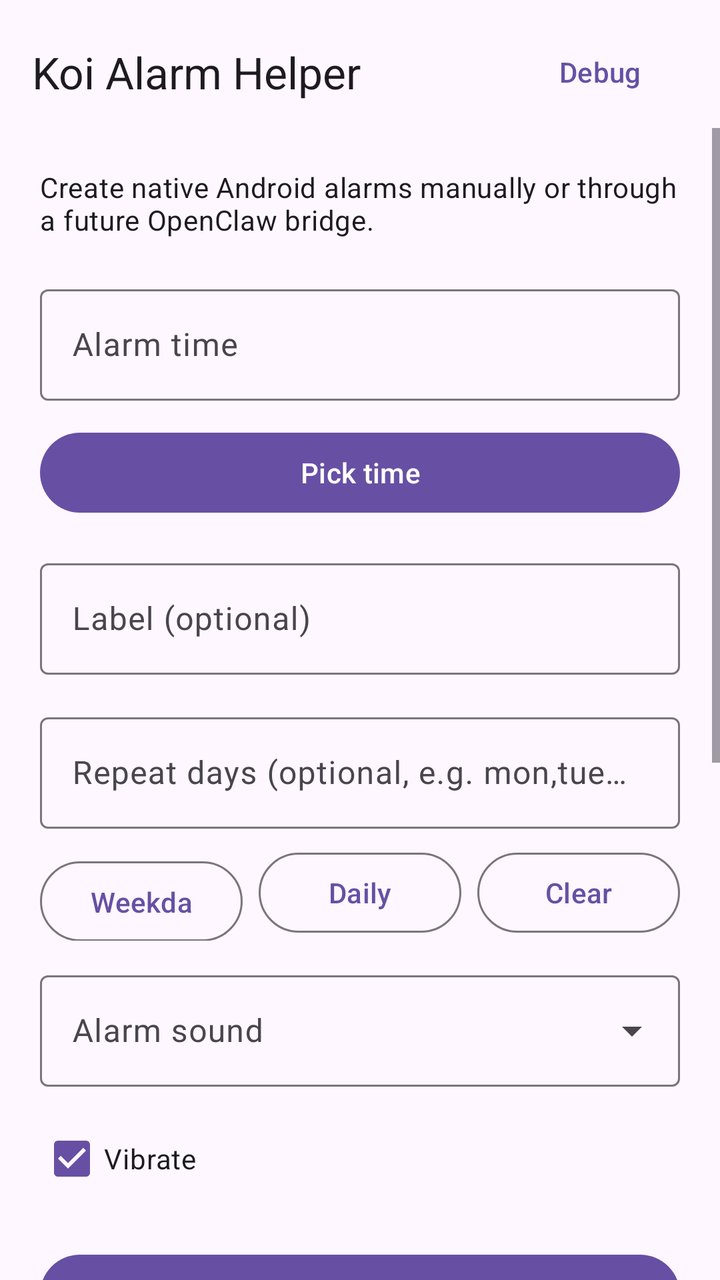
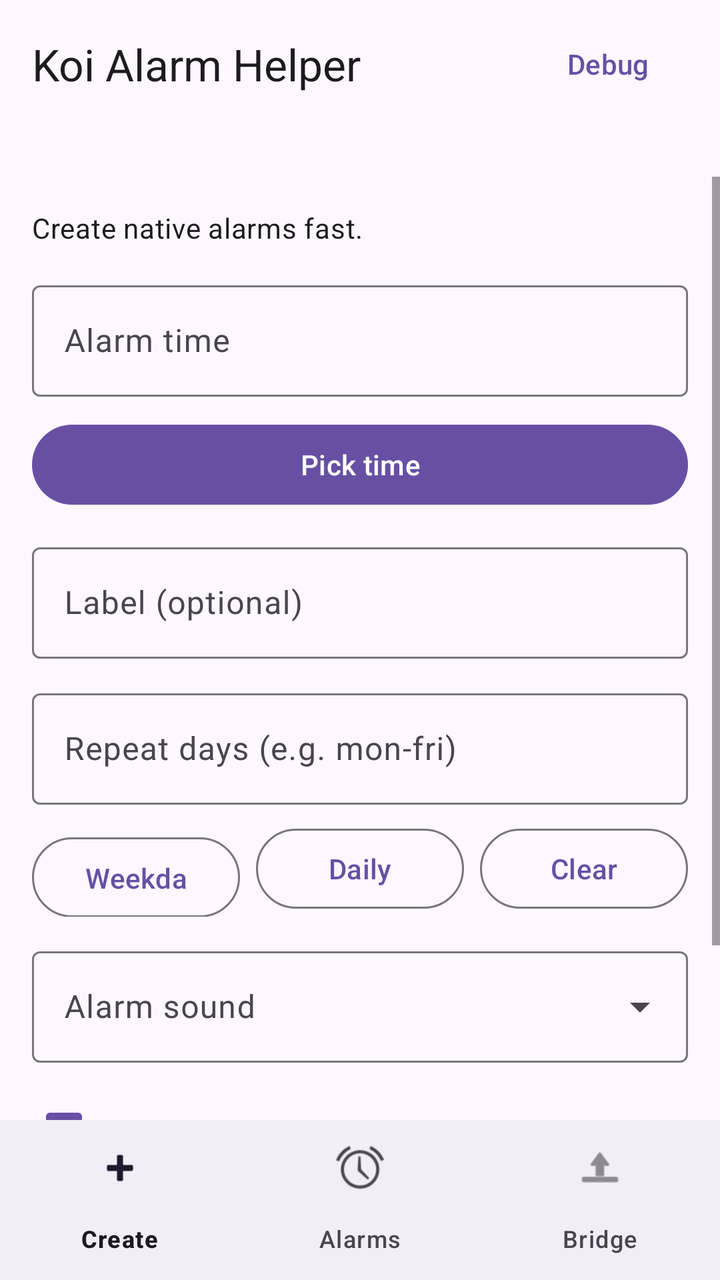

Before-and-after screenshots of an Android layout around one commit, followed by the original layout XML and the change that was made.
<!-- AndroidManifest.xml: application theme Theme.KoiAlarmHelper -->
<!-- res/layout/activity_main.xml -->
<?xml version="1.0" encoding="utf-8"?>
<LinearLayout xmlns:android="http://schemas.android.com/apk/res/android"
    xmlns:app="http://schemas.android.com/apk/res-auto"
    android:layout_width="match_parent"
    android:layout_height="match_parent"
    android:orientation="vertical">

    <LinearLayout
        android:layout_width="match_parent"
        android:layout_height="wrap_content"
        android:gravity="center_vertical"
        android:orientation="horizontal"
        android:paddingStart="16dp"
        android:paddingTop="12dp"
        android:paddingEnd="16dp"
        android:paddingBottom="4dp">

        <TextView
            android:id="@+id/appTitle"
            android:layout_width="0dp"
            android:layout_height="wrap_content"
            android:layout_weight="1"
            android:text="Koi Alarm Helper"
            android:textAppearance="@style/TextAppearance.Material3.TitleLarge" />

        <com.google.android.material.button.MaterialButton
            android:id="@+id/debugMenuButton"
            style="@style/Widget.Material3.Button.TextButton"
            android:layout_width="wrap_content"
            android:layout_height="wrap_content"
            android:text="Debug" />
    </LinearLayout>

    <ScrollView
        android:layout_width="match_parent"
        android:layout_height="0dp"
        android:layout_weight="1">

        <LinearLayout
            android:layout_width="match_parent"
            android:layout_height="wrap_content"
            android:orientation="vertical"
            android:padding="20dp">

            <TextView
                android:id="@+id/subtitleText"
                android:layout_width="match_parent"
                android:layout_height="wrap_content"
                android:text="Create native Android alarms manually or through a future OpenClaw bridge."
                android:textAppearance="@style/TextAppearance.Material3.BodyMedium" />

            <com.google.android.material.textfield.TextInputLayout
                android:layout_width="match_parent"
                android:layout_height="wrap_content"
                android:layout_marginTop="20dp">

                <com.google.android.material.textfield.TextInputEditText
                    android:id="@+id/timeEditText"
                    android:layout_width="match_parent"
                    android:layout_height="wrap_content"
                    android:focusable="false"
                    android:hint="Alarm time"
                    android:inputType="none" />
            </com.google.android.material.textfield.TextInputLayout>

            <com.google.android.material.button.MaterialButton
                android:id="@+id/pickTimeButton"
                android:layout_width="match_parent"
                android:layout_height="wrap_content"
                android:layout_marginTop="12dp"
                android:text="Pick time" />

            <com.google.android.material.textfield.TextInputLayout
                android:layout_width="match_parent"
                android:layout_height="wrap_content"
                android:layout_marginTop="16dp">

                <com.google.android.material.textfield.TextInputEditText
                    android:id="@+id/labelEditText"
                    android:layout_width="match_parent"
                    android:layout_height="wrap_content"
                    android:hint="Label (optional)"
                    android:inputType="textCapSentences" />
            </com.google.android.material.textfield.TextInputLayout>

            <com.google.android.material.textfield.TextInputLayout
                android:layout_width="match_parent"
                android:layout_height="wrap_content"
                android:layout_marginTop="16dp">

                <com.google.android.material.textfield.TextInputEditText
                    android:id="@+id/daysEditText"
                    android:layout_width="match_parent"
                    android:layout_height="wrap_content"
                    android:hint="Repeat days (optional, e.g. mon,tue or 2,3,4,5,6)"
                    android:inputType="text" />
            </com.google.android.material.textfield.TextInputLayout>

            <LinearLayout
                android:layout_width="match_parent"
                android:layout_height="wrap_content"
                android:layout_marginTop="8dp"
                android:orientation="horizontal">

                <com.google.android.material.button.MaterialButton
                    android:id="@+id/weekdaysButton"
                    style="@style/Widget.Material3.Button.OutlinedButton"
                    android:layout_width="0dp"
                    android:layout_height="wrap_content"
                    android:layout_weight="1"
                    android:maxLines="1"
                    android:textAllCaps="false"
                    android:text="Weekdays" />

                <com.google.android.material.button.MaterialButton
                    android:id="@+id/dailyButton"
                    style="@style/Widget.Material3.Button.OutlinedButton"
                    android:layout_width="0dp"
                    android:layout_height="wrap_content"
                    android:layout_marginStart="8dp"
                    android:layout_weight="1"
                    android:maxLines="1"
                    android:textAllCaps="false"
                    android:text="Daily" />

                <com.google.android.material.button.MaterialButton
                    android:id="@+id/clearDaysButton"
                    style="@style/Widget.Material3.Button.OutlinedButton"
                    android:layout_width="0dp"
                    android:layout_height="wrap_content"
                    android:layout_marginStart="8dp"
                    android:layout_weight="1"
                    android:maxLines="1"
                    android:textAllCaps="false"
                    android:text="Clear" />
            </LinearLayout>

            <com.google.android.material.textfield.TextInputLayout
                android:layout_width="match_parent"
                android:layout_height="wrap_content"
                android:layout_marginTop="12dp"
                style="@style/Widget.Material3.TextInputLayout.OutlinedBox.ExposedDropdownMenu">

                <AutoCompleteTextView
                    android:id="@+id/soundDropdown"
                    android:layout_width="match_parent"
                    android:layout_height="wrap_content"
                    android:hint="Alarm sound"
                    android:inputType="none" />
            </com.google.android.material.textfield.TextInputLayout>

            <CheckBox
                android:id="@+id/vibrateCheckBox"
                android:layout_width="match_parent"
                android:layout_height="wrap_content"
                android:layout_marginTop="12dp"
                android:checked="true"
                android:text="Vibrate" />

            <com.google.android.material.button.MaterialButton
                android:id="@+id/setAlarmButton"
                android:layout_width="match_parent"
                android:layout_height="wrap_content"
                android:layout_marginTop="20dp"
                android:text="Create native alarm" />

            <LinearLayout
                android:layout_width="match_parent"
                android:layout_height="wrap_content"
                android:layout_marginTop="20dp"
                android:gravity="center_vertical"
                android:orientation="horizontal">

                <TextView
                    android:layout_width="0dp"
                    android:layout_height="wrap_content"
                    android:layout_weight="1"
                    android:text="Scheduled alarms"
                    android:textAppearance="@style/TextAppearance.Material3.TitleMedium" />

                <com.google.android.material.button.MaterialButton
                    android:id="@+id/refreshAlarmsButton"
                    style="@style/Widget.Material3.Button.TextButton"
                    android:layout_width="wrap_content"
                    android:layout_height="wrap_content"
                    android:text="Refresh" />
            </LinearLayout>

            <LinearLayout
                android:id="@+id/alarmsContainer"
                android:layout_width="match_parent"
                android:layout_height="wrap_content"
                android:layout_marginTop="8dp"
                android:orientation="vertical" />

            <TextView
                android:layout_width="match_parent"
                android:layout_height="wrap_content"
                android:layout_marginTop="20dp"
                android:text="Bridge mode (OpenClaw/automation)"
                android:textAppearance="@style/TextAppearance.Material3.TitleMedium" />

            <com.google.android.material.textfield.TextInputLayout
                android:layout_width="match_parent"
                android:layout_height="wrap_content"
                android:layout_marginTop="8dp">

                <com.google.android.material.textfield.TextInputEditText
                    android:id="@+id/bridgeTokenEditText"
                    android:layout_width="match_parent"
                    android:layout_height="wrap_content"
                    android:hint="Bridge token (optional but recommended)"
                    android:inputType="textNoSuggestions" />
            </com.google.android.material.textfield.TextInputLayout>

            <com.google.android.material.button.MaterialButton
                android:id="@+id/bridgeToggleButton"
                style="@style/Widget.Material3.Button.OutlinedButton"
                android:layout_width="match_parent"
                android:layout_height="wrap_content"
                android:layout_marginTop="10dp"
                android:text="Start bridge server" />

            <TextView
                android:id="@+id/bridgeStatusText"
                android:layout_width="match_parent"
                android:layout_height="wrap_content"
                android:layout_marginTop="8dp"
                android:textAppearance="@style/TextAppearance.Material3.BodySmall" />

            <TextView
                android:id="@+id/statusText"
                android:layout_width="match_parent"
                android:layout_height="wrap_content"
                android:layout_marginTop="16dp"
                android:textAppearance="@style/TextAppearance.Material3.BodySmall" />

            <TextView
                android:id="@+id/helpText"
                android:layout_width="match_parent"
                android:layout_height="wrap_content"
                android:layout_marginTop="16dp"
                android:text="External trigger examples:\n• koialarm://set?hour=7&amp;minute=30&amp;label=Wake%20up&amp;days=mon,tue,wed,thu,fri\n• action ai.koi.alarmhelper.action.SET_ALARM with extras hour/minute/label/days/vibrate/soundType\n• bridge HTTP: /set?hour=7&amp;minute=30&amp;label=Wake%20up&amp;token=YOUR_TOKEN"
                android:textAppearance="@style/TextAppearance.Material3.BodySmall" />

        </LinearLayout>
    </ScrollView>

</LinearLayout>
<!-- resources referenced by this layout -->
<resources>
  <style name="Theme.KoiAlarmHelper" parent="Theme.Material3.DayNight.NoActionBar">
          <item name="android:statusBarColor">@android:color/transparent</item>
          <item name="android:navigationBarColor">@android:color/black</item>
      </style>
</resources>

<!-- the commit's change to res/layout/activity_main.xml (unified diff, before → after) -->
@@ -3,7 +3,8 @@
     xmlns:app="http://schemas.android.com/apk/res-auto"
     android:layout_width="match_parent"
     android:layout_height="match_parent"
-    android:orientation="vertical">
+    android:orientation="vertical"
+    android:paddingTop="8dp">
 
     <LinearLayout
         android:layout_width="match_parent"
@@ -11,9 +12,8 @@
         android:gravity="center_vertical"
         android:orientation="horizontal"
         android:paddingStart="16dp"
-        android:paddingTop="12dp"
-        android:paddingEnd="16dp"
-        android:paddingBottom="4dp">
+        android:paddingEnd="12dp"
+        android:paddingBottom="8dp">
 
         <TextView
             android:id="@+id/appTitle"
@@ -31,219 +31,260 @@
             android:text="Debug" />
     </LinearLayout>
 
-    <ScrollView
+    <TextView
+        android:id="@+id/statusText"
+        android:layout_width="match_parent"
+        android:layout_height="wrap_content"
+        android:paddingStart="16dp"
+        android:paddingEnd="16dp"
+        android:paddingBottom="8dp"
+        android:textAppearance="@style/TextAppearance.Material3.BodySmall" />
+
+    <FrameLayout
         android:layout_width="match_parent"
         android:layout_height="0dp"
         android:layout_weight="1">
 
-        <LinearLayout
+        <ScrollView
+            android:id="@+id/createTab"
             android:layout_width="match_parent"
-            android:layout_height="wrap_content"
-            android:orientation="vertical"
-            android:padding="20dp">
-
-            <TextView
-                android:id="@+id/subtitleText"
-                android:layout_width="match_parent"
-                android:layout_height="wrap_content"
-                android:text="Create native Android alarms manually or through a future OpenClaw bridge."
-                android:textAppearance="@style/TextAppearance.Material3.BodyMedium" />
-
-            <com.google.android.material.textfield.TextInputLayout
-                android:layout_width="match_parent"
-                android:layout_height="wrap_content"
-                android:layout_marginTop="20dp">
-
-                <com.google.android.material.textfield.TextInputEditText
-                    android:id="@+id/timeEditText"
-                    android:layout_width="match_parent"
-                    android:layout_height="wrap_content"
-                    android:focusable="false"
-                    android:hint="Alarm time"
-                    android:inputType="none" />
-            </com.google.android.material.textfield.TextInputLayout>
-
-            <com.google.android.material.button.MaterialButton
-                android:id="@+id/pickTimeButton"
-                android:layout_width="match_parent"
-                android:layout_height="wrap_content"
-                android:layout_marginTop="12dp"
-                android:text="Pick time" />
-
-            <com.google.android.material.textfield.TextInputLayout
-                android:layout_width="match_parent"
-                android:layout_height="wrap_content"
-                android:layout_marginTop="16dp">
-
-                <com.google.android.material.textfield.TextInputEditText
-                    android:id="@+id/labelEditText"
-                    android:layout_width="match_parent"
-                    android:layout_height="wrap_content"
-                    android:hint="Label (optional)"
-                    android:inputType="textCapSentences" />
-            </com.google.android.material.textfield.TextInputLayout>
-
-            <com.google.android.material.textfield.TextInputLayout
-                android:layout_width="match_parent"
-                android:layout_height="wrap_content"
-                android:layout_marginTop="16dp">
-
-                <com.google.android.material.textfield.TextInputEditText
-                    android:id="@+id/daysEditText"
-                    android:layout_width="match_parent"
-                    android:layout_height="wrap_content"
-                    android:hint="Repeat days (optional, e.g. mon,tue or 2,3,4,5,6)"
-                    android:inputType="text" />
-            </com.google.android.material.textfield.TextInputLayout>
+            android:layout_height="match_parent">
 
             <LinearLayout
                 android:layout_width="match_parent"
                 android:layout_height="wrap_content"
-                android:layout_marginTop="8dp"
-                android:orientation="horizontal">
+                android:orientation="vertical"
+                android:padding="16dp">
+
+                <TextView
+                    android:id="@+id/subtitleText"
+                    android:layout_width="match_parent"
+                    android:layout_height="wrap_content"
+                    android:text="Create native alarms fast."
+                    android:textAppearance="@style/TextAppearance.Material3.BodyMedium" />
+
+                <com.google.android.material.textfield.TextInputLayout
+                    android:layout_width="match_parent"
+                    android:layout_height="wrap_content"
+                    android:layout_marginTop="14dp">
+
+                    <com.google.android.material.textfield.TextInputEditText
+                        android:id="@+id/timeEditText"
+                        android:layout_width="match_parent"
+                        android:layout_height="wrap_content"
+                        android:focusable="false"
+                        android:hint="Alarm time"
+                        android:inputType="none" />
+                </com.google.android.material.textfield.TextInputLayout>
 
                 <com.google.android.material.button.MaterialButton
-                    android:id="@+id/weekdaysButton"
-                    style="@style/Widget.Material3.Button.OutlinedButton"
-                    android:layout_width="0dp"
-                    android:layout_height="wrap_content"
-                    android:layout_weight="1"
-                    android:maxLines="1"
-                    android:textAllCaps="false"
-                    android:text="Weekdays" />
+                    android:id="@+id/pickTimeButton"
+                    android:layout_width="match_parent"
+                    android:layout_height="wrap_content"
+                    android:layout_marginTop="10dp"
+                    android:text="Pick time" />
+
+                <com.google.android.material.textfield.TextInputLayout
+                    android:layout_width="match_parent"
+                    android:layout_height="wrap_content"
+                    android:layout_marginTop="12dp">
+
+                    <com.google.android.material.textfield.TextInputEditText
+                        android:id="@+id/labelEditText"
+                        android:layout_width="match_parent"
+                        android:layout_height="wrap_content"
+                        android:hint="Label (optional)"
+                        android:inputType="textCapSentences" />
+                </com.google.android.material.textfield.TextInputLayout>
+
+                <com.google.android.material.textfield.TextInputLayout
+                    android:layout_width="match_parent"
+                    android:layout_height="wrap_content"
+                    android:layout_marginTop="12dp">
+
+                    <com.google.android.material.textfield.TextInputEditText
+                        android:id="@+id/daysEditText"
+                        android:layout_width="match_parent"
+                        android:layout_height="wrap_content"
+                        android:hint="Repeat days (e.g. mon-fri)"
+                        android:inputType="text" />
+                </com.google.android.material.textfield.TextInputLayout>
+
+                <LinearLayout
+                    android:layout_width="match_parent"
+                    android:layout_height="wrap_content"
+                    android:layout_marginTop="8dp"
+                    android:orientation="horizontal">
+
+                    <com.google.android.material.button.MaterialButton
+                        android:id="@+id/weekdaysButton"
+                        style="@style/Widget.Material3.Button.OutlinedButton"
+                        android:layout_width="0dp"
+                        android:layout_height="wrap_content"
+                        android:layout_weight="1"
+                        android:maxLines="1"
+                        android:textAllCaps="false"
+                        android:text="Weekdays" />
+
+                    <com.google.android.material.button.MaterialButton
+                        android:id="@+id/dailyButton"
+                        style="@style/Widget.Material3.Button.OutlinedButton"
+                        android:layout_width="0dp"
+                        android:layout_height="wrap_content"
+                        android:layout_marginStart="8dp"
+                        android:layout_weight="1"
+                        android:maxLines="1"
+                        android:textAllCaps="false"
+                        android:text="Daily" />
+
+                    <com.google.android.material.button.MaterialButton
+                        android:id="@+id/clearDaysButton"
+                        style="@style/Widget.Material3.Button.OutlinedButton"
+                        android:layout_width="0dp"
+                        android:layout_height="wrap_content"
+                        android:layout_marginStart="8dp"
+                        android:layout_weight="1"
+                        android:maxLines="1"
+                        android:textAllCaps="false"
+                        android:text="Clear" />
+                </LinearLayout>
+
+                <com.google.android.material.textfield.TextInputLayout
+                    style="@style/Widget.Material3.TextInputLayout.OutlinedBox.ExposedDropdownMenu"
+                    android:layout_width="match_parent"
+                    android:layout_height="wrap_content"
+                    android:layout_marginTop="12dp">
+
+                    <AutoCompleteTextView
+                        android:id="@+id/soundDropdown"
+                        android:layout_width="match_parent"
+                        android:layout_height="wrap_content"
+                        android:hint="Alarm sound"
+                        android:inputType="none" />
+                </com.google.android.material.textfield.TextInputLayout>
+
+                <CheckBox
+                    android:id="@+id/vibrateCheckBox"
+                    android:layout_width="match_parent"
+                    android:layout_height="wrap_content"
+                    android:layout_marginTop="10dp"
+                    android:checked="true"
+                    android:text="Vibrate" />
 
                 <com.google.android.material.button.MaterialButton
-                    android:id="@+id/dailyButton"
-                    style="@style/Widget.Material3.Button.OutlinedButton"
-                    android:layout_width="0dp"
-                    android:layout_height="wrap_content"
-                    android:layout_marginStart="8dp"
-                    android:layout_weight="1"
-                    android:maxLines="1"
-                    android:textAllCaps="false"
-                    android:text="Daily" />
-
-                <com.google.android.material.button.MaterialButton
-                    android:id="@+id/clearDaysButton"
-                    style="@style/Widget.Material3.Button.OutlinedButton"
-                    android:layout_width="0dp"
-                    android:layout_height="wrap_content"
-                    android:layout_marginStart="8dp"
-                    android:layout_weight="1"
-                    android:maxLines="1"
-                    android:textAllCaps="false"
-                    android:text="Clear" />
+                    android:id="@+id/setAlarmButton"
+                    android:layout_width="match_parent"
+                    android:layout_height="wrap_content"
+                    android:layout_marginTop="14dp"
+                    android:text="Create native alarm" />
             </LinearLayout>
-
-            <com.google.android.material.textfield.TextInputLayout
-                android:layout_width="match_parent"
-                android:layout_height="wrap_content"
-                android:layout_marginTop="12dp"
-                style="@style/Widget.Material3.TextInputLayout.OutlinedBox.ExposedDropdownMenu">
-
-                <AutoCompleteTextView
-                    android:id="@+id/soundDropdown"
-                    android:layout_width="match_parent"
-                    android:layout_height="wrap_content"
-                    android:hint="Alarm sound"
-                    android:inputType="none" />
-            </com.google.android.material.textfield.TextInputLayout>
-
-            <CheckBox
-                android:id="@+id/vibrateCheckBox"
-                android:layout_width="match_parent"
-                android:layout_height="wrap_content"
-                android:layout_marginTop="12dp"
-                android:checked="true"
-                android:text="Vibrate" />
-
-            <com.google.android.material.button.MaterialButton
-                android:id="@+id/setAlarmButton"
-                android:layout_width="match_parent"
-                android:layout_height="wrap_content"
-                android:layout_marginTop="20dp"
-                android:text="Create native alarm" />
+        </ScrollView>
+
+        <ScrollView
+            android:id="@+id/alarmsTab"
+            android:layout_width="match_parent"
+            android:layout_height="match_parent"
+            android:visibility="gone">
 
             <LinearLayout
                 android:layout_width="match_parent"
                 android:layout_height="wrap_content"
-                android:layout_marginTop="20dp"
-                android:gravity="center_vertical"
-                android:orientation="horizontal">
-
-                <TextView
-                    android:layout_width="0dp"
-                    android:layout_height="wrap_content"
-                    android:layout_weight="1"
-                    android:text="Scheduled alarms"
-                    android:textAppearance="@style/TextAppearance.Material3.TitleMedium" />
-
-                <com.google.android.material.button.MaterialButton
-                    android:id="@+id/refreshAlarmsButton"
-                    style="@style/Widget.Material3.Button.TextButton"
-                    android:layout_width="wrap_content"
-                    android:layout_height="wrap_content"
-                    android:text="Refresh" />
+                android:orientation="vertical"
+                android:padding="16dp">
+
+                <LinearLayout
+                    android:layout_width="match_parent"
+                    android:layout_height="wrap_content"
+                    android:gravity="center_vertical"
+                    android:orientation="horizontal">
+
+                    <TextView
+                        android:layout_width="0dp"
+                        android:layout_height="wrap_content"
+                        android:layout_weight="1"
+                        android:text="Scheduled alarms"
+                        android:textAppearance="@style/TextAppearance.Material3.TitleMedium" />
+
+                    <com.google.android.material.button.MaterialButton
+                        android:id="@+id/refreshAlarmsButton"
+                        style="@style/Widget.Material3.Button.TextButton"
+                        android:layout_width="wrap_content"
+                        android:layout_height="wrap_content"
+                        android:text="Refresh" />
+                </LinearLayout>
+
+                <LinearLayout
+                    android:id="@+id/alarmsContainer"
+                    android:layout_width="match_parent"
+                    android:layout_height="wrap_content"
+                    android:layout_marginTop="8dp"
+                    android:orientation="vertical" />
             </LinearLayout>
+        </ScrollView>
+
+        <ScrollView
+            android:id="@+id/bridgeTab"
+            android:layout_width="match_parent"
+            android:layout_height="match_parent"
+            android:visibility="gone">
 
             <LinearLayout
-                android:id="@+id/alarmsContainer"
                 android:layout_width="match_parent"
                 android:layout_height="wrap_content"
-                android:layout_marginTop="8dp"
-                android:orientation="vertical" />
-
-            <TextView
-                android:layout_width="match_parent"
-                android:layout_height="wrap_content"
-                android:layout_marginTop="20dp"
-                android:text="Bridge mode (OpenClaw/automation)"
-                android:textAppearance="@style/TextAppearance.Material3.TitleMedium" />
-
-            <com.google.android.material.textfield.TextInputLayout
-                android:layout_width="match_parent"
-                android:layout_height="wrap_content"
-                android:layout_marginTop="8dp">
-
-                <com.google.android.material.textfield.TextInputEditText
-                    android:id="@+id/bridgeTokenEditText"
-                    android:layout_width="match_parent"
-                    android:layout_height="wrap_content"
-                    android:hint="Bridge token (optional but recommended)"
-                    android:inputType="textNoSuggestions" />
-            </com.google.android.material.textfield.TextInputLayout>
-
-            <com.google.android.material.button.MaterialButton
-                android:id="@+id/bridgeToggleButton"
-                style="@style/Widget.Material3.Button.OutlinedButton"
-                android:layout_width="match_parent"
-                android:layout_height="wrap_content"
-                android:layout_marginTop="10dp"
-                android:text="Start bridge server" />
-
-            <TextView
-                android:id="@+id/bridgeStatusText"
-                android:layout_width="match_parent"
-                android:layout_height="wrap_content"
-                android:layout_marginTop="8dp"
-                android:textAppearance="@style/TextAppearance.Material3.BodySmall" />
-
-            <TextView
-                android:id="@+id/statusText"
-                android:layout_width="match_parent"
-                android:layout_height="wrap_content"
-                android:layout_marginTop="16dp"
-                android:textAppearance="@style/TextAppearance.Material3.BodySmall" />
-
-            <TextView
-                android:id="@+id/helpText"
-                android:layout_width="match_parent"
-                android:layout_height="wrap_content"
-                android:layout_marginTop="16dp"
-                android:text="External trigger examples:\n• koialarm://set?hour=7&amp;minute=30&amp;label=Wake%20up&amp;days=mon,tue,wed,thu,fri\n• action ai.koi.alarmhelper.action.SET_ALARM with extras hour/minute/label/days/vibrate/soundType\n• bridge HTTP: /set?hour=7&amp;minute=30&amp;label=Wake%20up&amp;token=YOUR_TOKEN"
-                android:textAppearance="@style/TextAppearance.Material3.BodySmall" />
-
-        </LinearLayout>
-    </ScrollView>
+                android:orientation="vertical"
+                android:padding="16dp">
+
+                <TextView
+                    android:layout_width="match_parent"
+                    android:layout_height="wrap_content"
+                    android:text="Bridge mode (OpenClaw/automation)"
+                    android:textAppearance="@style/TextAppearance.Material3.TitleMedium" />
+
+                <com.google.android.material.textfield.TextInputLayout
+                    android:layout_width="match_parent"
+                    android:layout_height="wrap_content"
+                    android:layout_marginTop="10dp">
+
+                    <com.google.android.material.textfield.TextInputEditText
+                        android:id="@+id/bridgeTokenEditText"
+                        android:layout_width="match_parent"
+                        android:layout_height="wrap_content"
+                        android:hint="Bridge token"
+                        android:inputType="textNoSuggestions" />
+                </com.google.android.material.textfield.TextInputLayout>
+
+                <com.google.android.material.button.MaterialButton
+                    android:id="@+id/bridgeToggleButton"
+                    style="@style/Widget.Material3.Button.OutlinedButton"
+                    android:layout_width="match_parent"
+                    android:layout_height="wrap_content"
+                    android:layout_marginTop="10dp"
+                    android:text="Start bridge server" />
+
+                <TextView
+                    android:id="@+id/bridgeStatusText"
+                    android:layout_width="match_parent"
+                    android:layout_height="wrap_content"
+                    android:layout_marginTop="10dp"
+                    android:textAppearance="@style/TextAppearance.Material3.BodySmall" />
+
+                <TextView
+                    android:id="@+id/helpText"
+                    android:layout_width="match_parent"
+                    android:layout_height="wrap_content"
+                    android:layout_marginTop="12dp"
+                    android:text="Example: /set?hour=7&amp;minute=30&amp;label=Wake%20up&amp;soundType=alarm&amp;token=YOUR_TOKEN"
+                    android:textAppearance="@style/TextAppearance.Material3.BodySmall" />
+            </LinearLayout>
+        </ScrollView>
+
+    </FrameLayout>
+
+    <com.google.android.material.bottomnavigation.BottomNavigationView
+        android:id="@+id/bottomNav"
+        android:layout_width="match_parent"
+        android:layout_height="wrap_content"
+        app:labelVisibilityMode="labeled"
+        app:menu="@menu/main_bottom_nav" />
 
 </LinearLayout>
